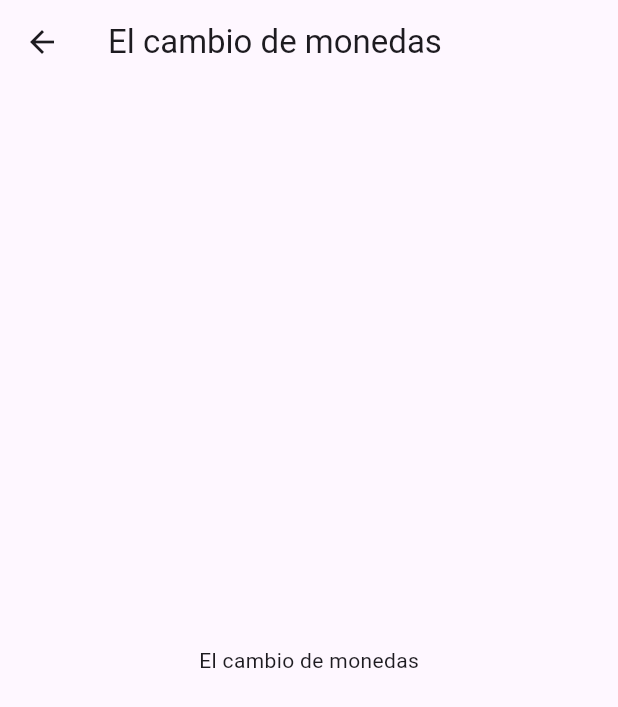
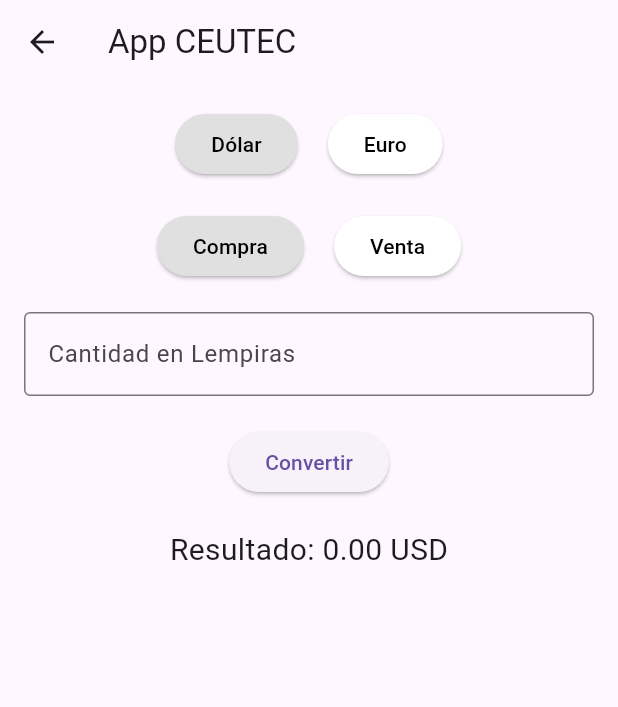
Before and after one commit to ClaudiaEspinal02/flutter_application_4, a Flutter app: the Screen2 screen opened by its route, on a phone screen of 412 x 824 dp. Shown: the top 707 px of the screen. Run offline on Flutter 3.47's test engine with Material 3 defaults, Android fonts, the phone set to English and light mode, and no system bars.

Commit message:
Part4 Conversión de monedas

```diff
--- a/lib/main.dart
+++ b/lib/main.dart
@@ -3,6 +3,7 @@ import 'menu_screen.dart';
 import 'screen1.dart';
 import 'screen2.dart';
 import 'screen3.dart';
+import 'screen4.dart';
 
 void main() {
   runApp(MyApp());
@@ -19,6 +20,7 @@ class MyApp extends StatelessWidget {
         '/screen1': (context) => Screen1(),
         '/screen2': (context) => Screen2(),
         '/screen3': (context) => Screen3(),
+        '/screen4': (context) => Screen4(),
       },
     );
   }
--- a/lib/screen2.dart
+++ b/lib/screen2.dart
@@ -1,14 +1,144 @@
 import 'package:flutter/material.dart';
 
-class Screen2 extends StatelessWidget {
+class Screen2 extends StatefulWidget {
+  @override
+  _Screen2State createState() => _Screen2State();
+}
+
+class _Screen2State extends State<Screen2> {
+  String _selectedCurrency = 'USD'; // Moneda seleccionada
+  String _conversionType = 'Compra'; // Tipo de conversión (Compra o Venta)
+  double _conversionRateCompraUSD = 24.6834; // Lempiras a Dólares
+  double _conversionRateVentaUSD = 24.8068; // Lempiras a Dólares
+  double _conversionRateCompraEUR = 24.6834 * 0.9; // Lempiras a Euros
+  double _conversionRateVentaEUR = 24.8068 * 0.9; //Lempiras a Euros
+  final TextEditingController _amountController = TextEditingController();
+  double _result = 0.0;
+
+  void _convertCurrency() {
+    double amount = double.tryParse(_amountController.text) ?? 0.0;
+    setState(() {
+      if (_selectedCurrency == 'USD') {
+        if (_conversionType == 'Compra') {
+          _result = amount / _conversionRateCompraUSD;
+        } else {
+          _result = amount / _conversionRateVentaUSD;
+        }
+      } else {
+        if (_conversionType == 'Compra') {
+          _result = amount / _conversionRateCompraEUR;
+        } else {
+          _result = amount / _conversionRateVentaEUR;
+        }
+      }
+    });
+  }
+
   @override
   Widget build(BuildContext context) {
     return Scaffold(
       appBar: AppBar(
-        title: Text('El cambio de monedas'),
+        title: Text('App CEUTEC'),
       ),
-      body: Center(
-        child: Text('El cambio de monedas'),
+      body: Padding(
+        padding: const EdgeInsets.all(16.0),
+        child: Column(
+          crossAxisAlignment: CrossAxisAlignment.center,
+          children: <Widget>[
+            Row(
+              mainAxisAlignment: MainAxisAlignment.center,
+              children: <Widget>[
+                ElevatedButton(
+                  onPressed: () {
+                    setState(() {
+                      _selectedCurrency = 'USD';
+                      _convertCurrency();
+                    });
+                  },
+                  style: ElevatedButton.styleFrom(
+                    backgroundColor: _selectedCurrency == 'USD'
+                        ? Colors.grey[300]
+                        : Colors.white,
+                    foregroundColor: Colors.black,
+                  ),
+                  child: Text('Dólar'),
+                ),
+                SizedBox(width: 20),
+                ElevatedButton(
+                  onPressed: () {
+                    setState(() {
+                      _selectedCurrency = 'EUR';
+                      _convertCurrency();
+                    });
+                  },
+                  style: ElevatedButton.styleFrom(
+                    backgroundColor: _selectedCurrency == 'EUR'
+                        ? Colors.grey[300]
+                        : Colors.white,
+                    foregroundColor: Colors.black,
+                  ),
+                  child: Text('Euro'),
+                ),
+              ],
+            ),
+            SizedBox(height: 20),
+            Row(
+              mainAxisAlignment: MainAxisAlignment.center,
+              children: <Widget>[
+                ElevatedButton(
+                  onPressed: () {
+                    setState(() {
+                      _conversionType = 'Compra';
+                      _convertCurrency();
+                    });
+                  },
+                  style: ElevatedButton.styleFrom(
+                    backgroundColor: _conversionType == 'Compra'
+                        ? Colors.grey[300]
+                        : Colors.white,
+                    foregroundColor: Colors.black,
+                  ),
+                  child: Text('Compra'),
+                ),
+                SizedBox(width: 20),
+                ElevatedButton(
+                  onPressed: () {
+                    setState(() {
+                      _conversionType = 'Venta';
+                      _convertCurrency();
+                    });
+                  },
+                  style: ElevatedButton.styleFrom(
+                    backgroundColor: _conversionType == 'Venta'
+                        ? Colors.grey[300]
+                        : Colors.white,
+                    foregroundColor: Colors.black,
+                  ),
+                  child: Text('Venta'),
+                ),
+              ],
+            ),
+            SizedBox(height: 20),
+            TextField(
+              controller: _amountController,
+              keyboardType: TextInputType.number,
+              decoration: InputDecoration(
+                labelText: 'Cantidad en Lempiras',
+                border: OutlineInputBorder(),
+              ),
+            ),
+            SizedBox(height: 20),
+            ElevatedButton(
+              onPressed: _convertCurrency,
+              child: Text('Convertir'),
+            ),
+            SizedBox(height: 20),
+            Text(
+              'Resultado: ${_result.toStringAsFixed(2)} $_selectedCurrency',
+              style: TextStyle(fontSize: 20),
+            ),
+          ],
+        ),
       ),
     );
   }
```
